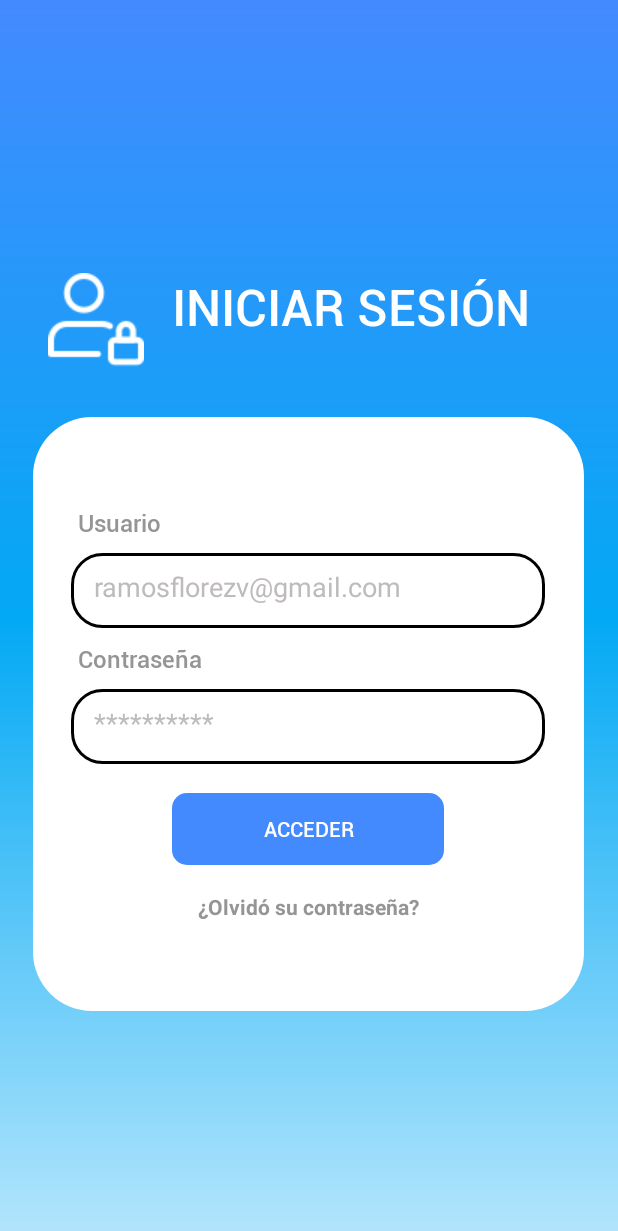
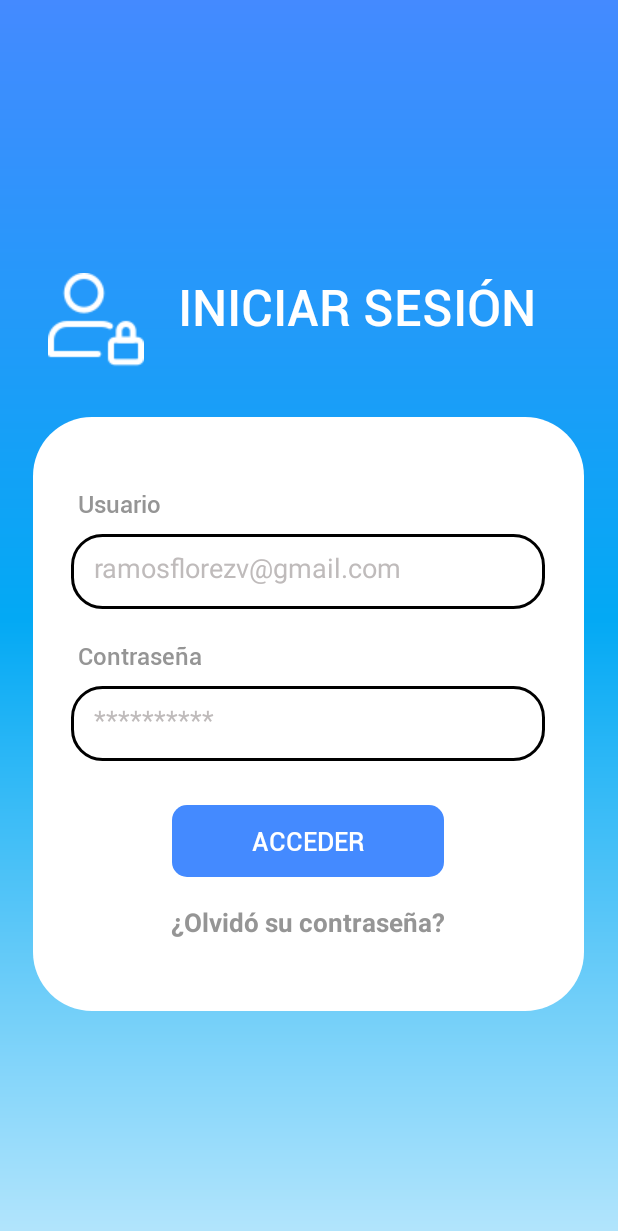
Before and after one commit to Jesuschamorro54/Searching, an Android app: the screen it shows after launch (Login), on a phone screen of 412 x 824 dp. Shown: the top 1231 px of the screen. Run offline under Robolectric (Android 15) with nearby library versions, the phone set to English and light mode, and no system bars.

Commit message:
detalles finales de la interfaz login

```diff
--- a/app/src/main/res/layout/login.xml
+++ b/app/src/main/res/layout/login.xml
@@ -1,5 +1,7 @@
 <?xml version="1.0" encoding="utf-8"?>
 <androidx.constraintlayout.widget.ConstraintLayout xmlns:android="http://schemas.android.com/apk/res/android"
+    xmlns:app="http://schemas.android.com/apk/res-auto"
+    xmlns:tools="http://schemas.android.com/tools"
     android:layout_width="match_parent"
     android:layout_height="match_parent"
 
@@ -15,13 +17,13 @@
         <TextView
             android:layout_width="match_parent"
             android:layout_height="wrap_content"
-            android:drawableLeft="@drawable/usericono"
             android:fontFamily="@font/robotomedium"
             android:padding="32dp"
-            android:text="INICIAR SESIÓN "
+            android:text="@string/iniciar_sesi_n"
             android:textAlignment="center"
             android:textColor="@color/white"
-            android:textSize="33sp" />
+            android:textSize="33sp"
+            app:drawableLeftCompat="@drawable/usericono" />
 
         <LinearLayout
             android:layout_width="367dp"
@@ -37,15 +39,15 @@
                 android:layout_width="match_parent"
                 android:layout_height="wrap_content"
                 android:fontFamily="@font/robotomedium"
-                android:paddingLeft="30dp"
+                android:paddingStart="30dp"
                 android:paddingBottom="9dp"
-                android:text="Usuario"
+                android:text="@string/usuario"
                 android:textAlignment="viewStart"
                 android:textColor="#959595"
                 android:textSize="16sp"
 
 
-                />
+                tools:ignore="RtlSymmetry" />
 
             <EditText
                 android:id="@+id/user"
@@ -61,15 +63,15 @@
                 android:layout_width="match_parent"
                 android:layout_height="wrap_content"
                 android:fontFamily="@font/robotomedium"
-                android:paddingLeft="30dp"
-                android:paddingTop="9dp"
+                android:paddingStart="30dp"
+                android:paddingTop="20dp"
                 android:text="Contraseña"
                 android:textAlignment="viewStart"
                 android:textColor="#959595"
                 android:textSize="16sp"
 
 
-                />
+                tools:ignore="RtlSymmetry" />
 
             <EditText
                 android:id="@+id/password"
@@ -88,12 +90,14 @@
                 style="?android:attr/borderlessButtonStyle"
                 android:layout_width="181dp"
                 android:layout_height="wrap_content"
-                android:layout_marginTop="19dp"
+                android:layout_marginTop="29dp"
                 android:background="@drawable/button"
                 android:fontFamily="@font/robotomedium"
                 android:onClick="sendMessage"
                 android:text="ACCEDER"
-                android:textColor="@color/white" />
+                android:textColor="@color/white"
+                tools:ignore="UsingOnClickInXml"
+                android:textSize="17dp"/>
             <TextView
                 android:id="@+id/forgot_password"
                 android:layout_width="wrap_content"
@@ -103,7 +107,8 @@
                 android:textStyle="bold"
                 android:layout_marginTop="18dp"
                 android:clickable="true"
-                />
+                android:focusable="true"
+                android:textSize="17dp"/>
 
         </LinearLayout>
     </LinearLayout>
--- a/app/src/main/res/values/strings.xml
+++ b/app/src/main/res/values/strings.xml
@@ -1,3 +1,5 @@
 <resources>
     <string name="app_name">Searching</string>
+    <string name="iniciar_sesi_n">INICIAR SESIÓN</string>
+    <string name="usuario">Usuario</string>
 </resources>
```
